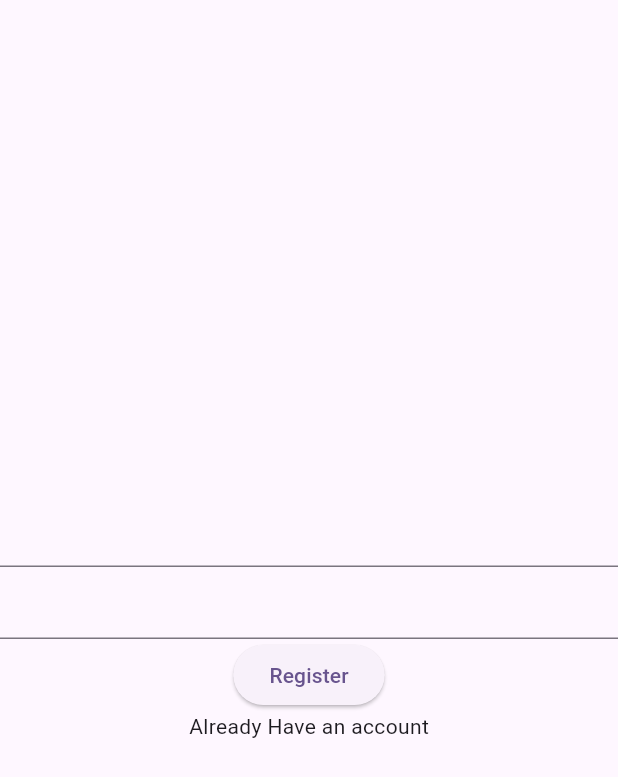
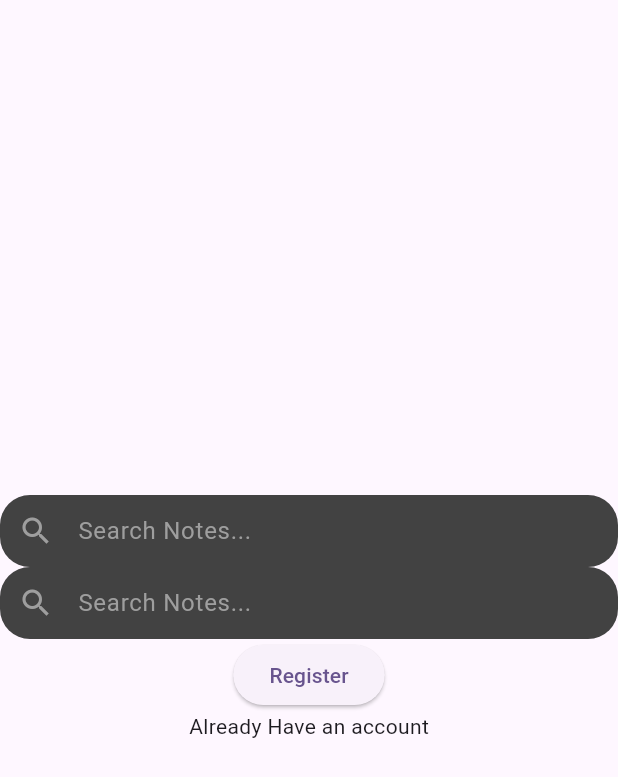
Before and after one commit to Hamza-Mujahid/firebase_practice, a Flutter app: the screen it shows after launch, after a tap on "Register Account", on a phone screen of 412 x 824 dp. Shown: the top 777 px of the screen. Run offline on Flutter 3.47's test engine with Material 2 defaults, Android fonts, the phone set to English and light mode, and no system bars; our stand-ins replace firebase_auth, firebase_core; accounts and stored records are empty; network calls fail.

Commit message:
added my own custom widget

```diff
--- a/lib/screens/loginScreen.dart
+++ b/lib/screens/loginScreen.dart
@@ -1,4 +1,5 @@
 import 'package:firebase_practice/screens/register.dart';
+import 'package:firebase_practice/widgets/Textfields/customTextField.dart';
 import 'package:flutter/foundation.dart';
 import 'package:flutter/material.dart';
 import 'package:firebase_auth/firebase_auth.dart';
@@ -15,14 +16,12 @@ class _LoginScreenState extends State<LoginScreen> {
   @override
   Widget build(BuildContext context) {
     return Scaffold(
-      body: SingleChildScrollView(
-        child: Center(
-          child: Column(
+      body: Column(
         mainAxisAlignment: MainAxisAlignment.center,
-            crossAxisAlignment: CrossAxisAlignment.center,
         children: [
-              const TextField(),
-              const TextField(),
+          CustomTextField(customHintText: "Email", customIcon: Icons.email),
+          CustomTextField(
+              customHintText: "Password", customIcon: Icons.password),
           ElevatedButton(
             onPressed: () {
               print("submit button clikced");
@@ -38,11 +37,9 @@ class _LoginScreenState extends State<LoginScreen> {
                 ),
               );
             },
-                child: Text("Register Account"),
+            child: const Text("Register Account"),
           )
         ],
-          ),
-        ),
       ),
     );
   }
--- a/lib/screens/register.dart
+++ b/lib/screens/register.dart
@@ -35,8 +35,50 @@ class _RegisterState extends State<Register> {
       body: Column(
         mainAxisAlignment: MainAxisAlignment.center,
         children: [
-          TextField(),
-          TextField(),
+          TextField(
+            style: TextStyle(fontSize: 16, color: Colors.white),
+            decoration: InputDecoration(
+              contentPadding: EdgeInsets.symmetric(vertical: 12),
+              hintText: "Search Notes...",
+              hintStyle: const TextStyle(color: Colors.grey),
+              prefixIcon: const Icon(
+                Icons.search,
+                color: Colors.grey,
+              ),
+              fillColor: Colors.grey.shade800,
+              filled: true,
+              focusedBorder: OutlineInputBorder(
+                borderRadius: BorderRadius.circular(20),
+                borderSide: const BorderSide(color: Colors.transparent),
+              ),
+              enabledBorder: OutlineInputBorder(
+                borderRadius: BorderRadius.circular(20),
+                borderSide: const BorderSide(color: Colors.transparent),
+              ),
+            ),
+          ),
+          TextField(
+            style: TextStyle(fontSize: 16, color: Colors.white),
+            decoration: InputDecoration(
+              contentPadding: EdgeInsets.symmetric(vertical: 12),
+              hintText: "Search Notes...",
+              hintStyle: const TextStyle(color: Colors.grey),
+              prefixIcon: const Icon(
+                Icons.search,
+                color: Colors.grey,
+              ),
+              fillColor: Colors.grey.shade800,
+              filled: true,
+              focusedBorder: OutlineInputBorder(
+                borderRadius: BorderRadius.circular(20),
+                borderSide: const BorderSide(color: Colors.transparent),
+              ),
+              enabledBorder: OutlineInputBorder(
+                borderRadius: BorderRadius.circular(20),
+                borderSide: const BorderSide(color: Colors.transparent),
+              ),
+            ),
+          ),
           ElevatedButton(
               onPressed: () {
                 registerUser(
--- /dev/null
+++ b/lib/widgets/Textfields/customTextField.dart
@@ -0,0 +1,42 @@
+import 'package:flutter/foundation.dart';
+import 'package:flutter/material.dart';
+
+class CustomTextField extends StatelessWidget {
+  final String customHintText;
+  final IconData customIcon;
+  final ValueChanged<String>? onchange;
+
+  const CustomTextField({
+    super.key,
+    required this.customHintText,
+    required this.customIcon,
+    this.onchange,
+  });
+
+  @override
+  Widget build(BuildContext context) {
+    return TextField(
+      style: const TextStyle(fontSize: 16, color: Colors.white),
+      decoration: InputDecoration(
+        contentPadding: EdgeInsets.symmetric(vertical: 12),
+        hintText: customHintText,
+        hintStyle: const TextStyle(color: Colors.grey),
+        prefixIcon: Icon(
+          customIcon,
+          color: Colors.grey,
+        ),
+        fillColor: Colors.grey.shade800,
+        filled: true,
+        focusedBorder: OutlineInputBorder(
+          borderRadius: BorderRadius.circular(20),
+          borderSide: const BorderSide(color: Colors.transparent),
+        ),
+        enabledBorder: OutlineInputBorder(
+          borderRadius: BorderRadius.circular(20),
+          borderSide: const BorderSide(color: Colors.transparent),
+        ),
+      ),
+      onChanged: onchange,
+    );
+  }
+}
```
Lines whose indentation alone changed are shown as unchanged.
